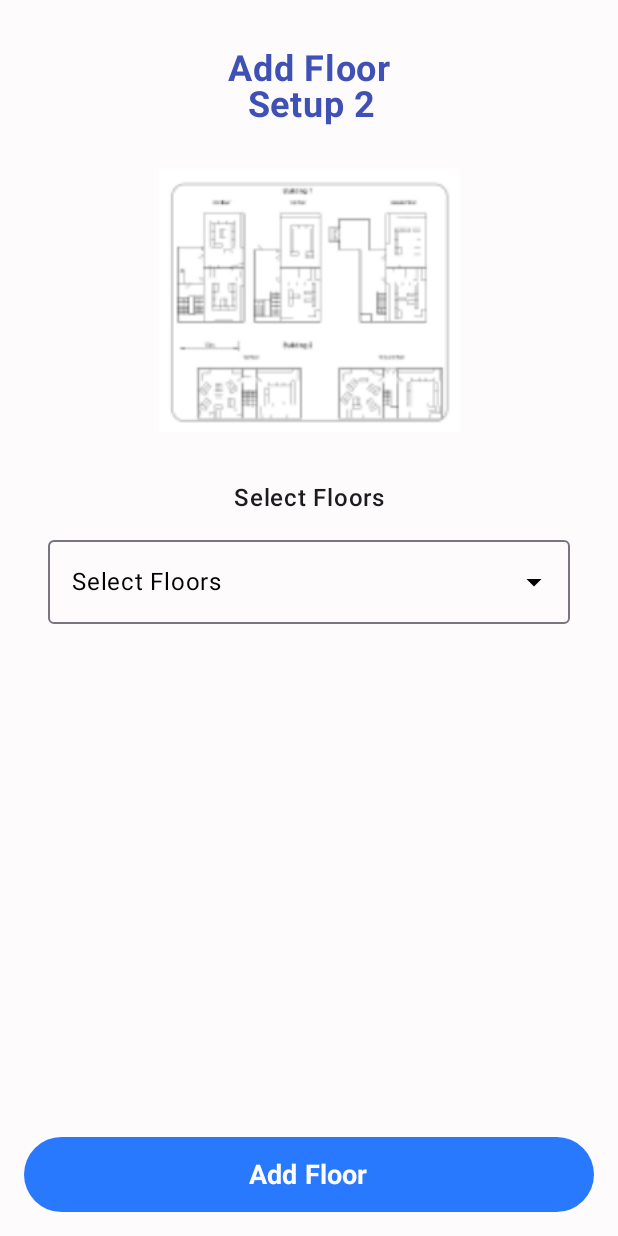
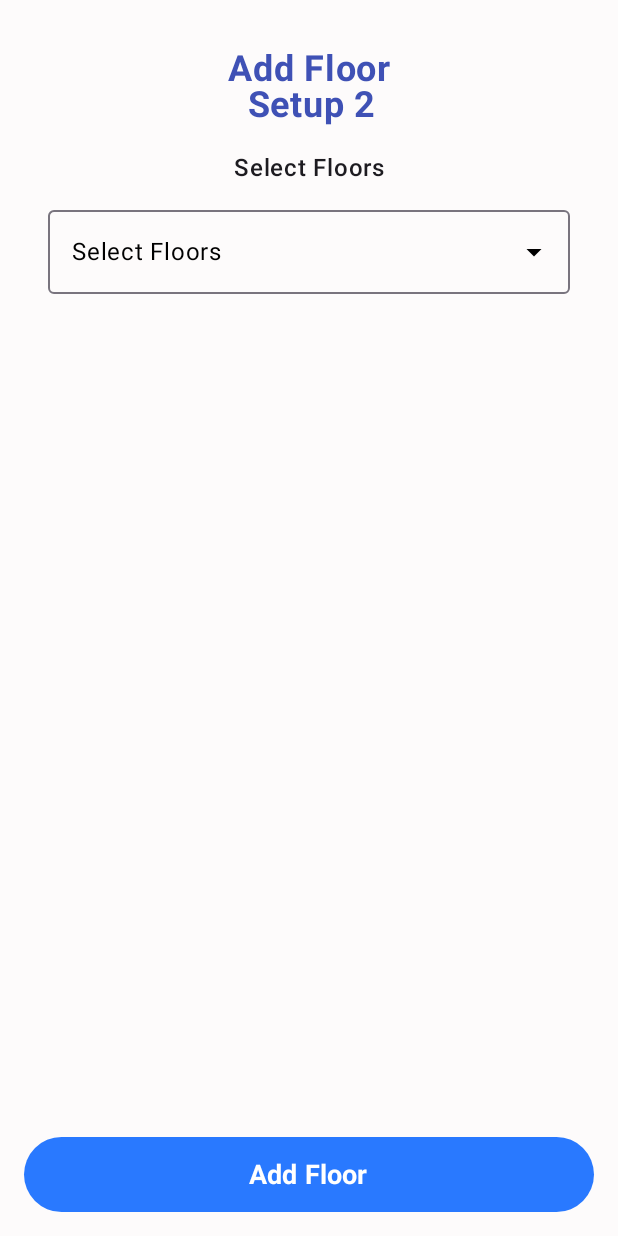
Before and after one commit to solutionsaint/auth-module, an Android app built with Jetpack Compose: the AddFloorSetupScreen screen opened through its navigation route, on a phone screen of 412 x 824 dp. Run offline under Robolectric (Android 15) with nearby library versions, the phone set to English and light mode, and no system bars; our stand-ins replace Dagger/Hilt's generated code, accompanist; pictures from the network do not load.

Commit message:
Floor Changes

```diff
--- a/app/src/main/java/com/techlambda/onlineeducation/ui/adminModule/addFloorScreen.kt
+++ b/app/src/main/java/com/techlambda/onlineeducation/ui/adminModule/addFloorScreen.kt
@@ -45,7 +45,7 @@ fun AddFloorSetupScreen() {
     val navController = LocalNavigationProvider.current
     var selectedFloor by remember { mutableStateOf("") }
     var expanded by remember { mutableStateOf(false) }
-    val floorOptions = listOf("1", "2", "3", "4", "5")
+    val floorOptions = listOf("Floor No.1","Floor No.2", "Floor No.3", "Floor No.4", "Floor No.5")
 
     Box(
         modifier = Modifier
@@ -70,17 +70,6 @@ fun AddFloorSetupScreen() {
             color = Color(0xFF3F51B5),
             modifier = Modifier.padding(bottom = 16.dp)
         )
-
-        Image(
-            painter = painterResource(id = R.drawable.floor_plan), // Replace with your image resource
-            contentDescription = "Floor Plan",
-            modifier = Modifier
-                .size(200.dp)
-                .clip(RoundedCornerShape(8.dp)),
-            contentScale = ContentScale.Fit
-        )
-
-        Spacer(modifier = Modifier.height(20.dp))
 
         Text(
             text = "Select Floors",
--- a/app/src/main/java/com/techlambda/onlineeducation/ui/adminModule/drawLayoutScreen.kt
+++ b/app/src/main/java/com/techlambda/onlineeducation/ui/adminModule/drawLayoutScreen.kt
@@ -116,6 +116,6 @@ fun drawLayoutSetupScreen() {
 
 @Preview(showBackground = true)
 @Composable
-fun drawLayoutScreenPreview(showbackground: Boolean = true) {
+fun drawLayoutScreenPreview() {
     drawLayoutSetupScreen()
 }
```
